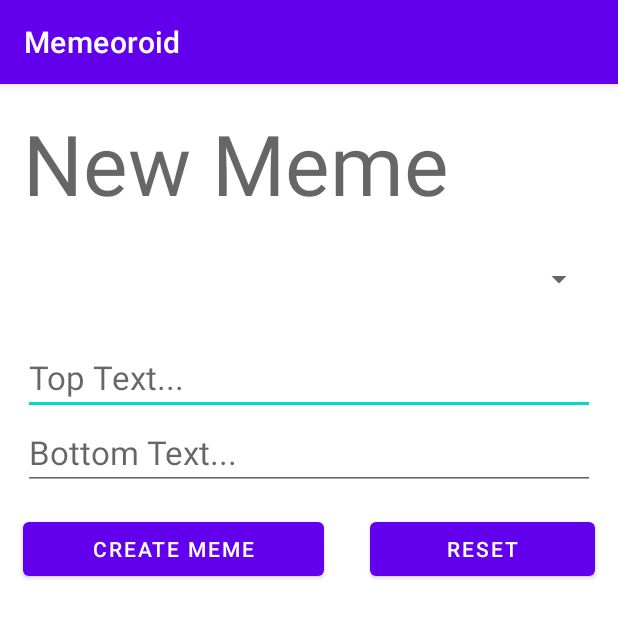
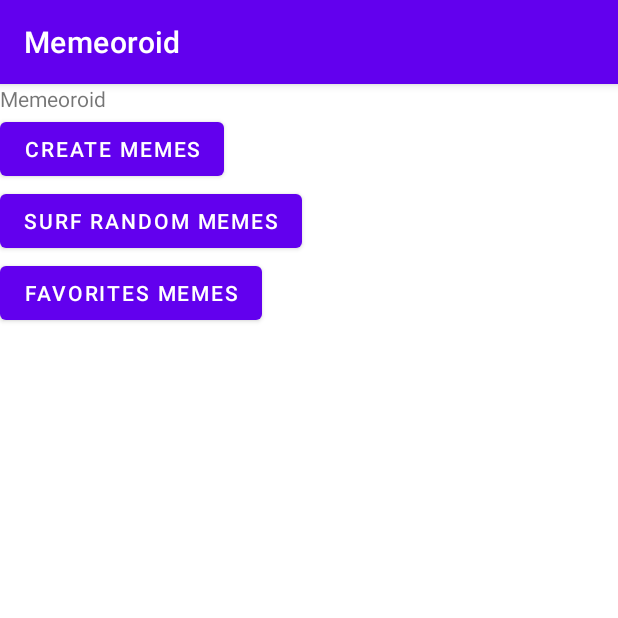
Before and after one commit to sukhpreetsinghsidhu/Memeoroid, an Android app: the screen it shows after launch (NewActivity before the commit, MainActivity after it), on a phone screen of 412 x 824 dp. Shown: the top 618 px of the screen. Run offline under Robolectric (Android 15) with nearby library versions, the phone set to English and light mode, and no system bars.

Commit message:
Surfing random memes options added

```diff
--- a/app/build.gradle
+++ b/app/build.gradle
@@ -74,4 +74,7 @@ dependencies {
     // GJSON
     implementation 'com.google.code.gson:gson:2.9.0'
     implementation 'com.squareup.retrofit2:converter-gson:2.9.0'
+
+    //Volley
+    implementation("com.android.volley:volley:1.2.1")
 }
--- a/app/src/main/AndroidManifest.xml
+++ b/app/src/main/AndroidManifest.xml
@@ -12,6 +12,9 @@
         android:roundIcon="@mipmap/ic_launcher_round"
         android:supportsRtl="true"
         android:theme="@style/Theme.Memeoroid">
+        <activity
+            android:name=".SurfMemesActivity"
+            android:exported="false" />
         <activity
             android:name=".NewActivity"
             android:exported="false" />
--- a/app/src/main/java/com/example/memeoroid/MainActivity.kt
+++ b/app/src/main/java/com/example/memeoroid/MainActivity.kt
@@ -3,14 +3,27 @@ package com.example.memeoroid
 import android.content.Intent
 import androidx.appcompat.app.AppCompatActivity
 import android.os.Bundle
+import kotlinx.android.synthetic.main.activity_main.*
 
 class MainActivity : AppCompatActivity() {
     override fun onCreate(savedInstanceState: Bundle?) {
         super.onCreate(savedInstanceState)
         setContentView(R.layout.activity_main)
 
-        // for testing purposes, go right to the New Activity from Main
-        var intent = Intent(this, NewActivity::class.java)
-        startActivity(intent)
+
+        createMeme.setOnClickListener(){
+            var intent = Intent(this, NewActivity::class.java)
+            startActivity(intent)
+        }
+
+        favorites.setOnClickListener(){
+            var intent = Intent(this, FavoritesActivity::class.java)
+            startActivity(intent)
+        }
+
+        surfMeme.setOnClickListener(){
+            var intent = Intent(this, SurfMemesActivity::class.java)
+            startActivity(intent)
+        }
     }
 }
--- a/app/src/main/res/layout/activity_main.xml
+++ b/app/src/main/res/layout/activity_main.xml
@@ -1,18 +1,34 @@
 <?xml version="1.0" encoding="utf-8"?>
-<androidx.constraintlayout.widget.ConstraintLayout xmlns:android="http://schemas.android.com/apk/res/android"
+<LinearLayout xmlns:android="http://schemas.android.com/apk/res/android"
     xmlns:app="http://schemas.android.com/apk/res-auto"
     xmlns:tools="http://schemas.android.com/tools"
     android:layout_width="match_parent"
     android:layout_height="match_parent"
-    tools:context=".MainActivity">
+    tools:context=".MainActivity"
+    android:orientation="vertical">
 
     <TextView
         android:layout_width="wrap_content"
         android:layout_height="wrap_content"
-        android:text="Hello World!"
+        android:text="Memeoroid"
         app:layout_constraintBottom_toBottomOf="parent"
         app:layout_constraintLeft_toLeftOf="parent"
         app:layout_constraintRight_toRightOf="parent"
         app:layout_constraintTop_toTopOf="parent" />
+    <Button
+        android:layout_width="wrap_content"
+        android:layout_height="wrap_content"
+        android:id="@+id/createMeme"
+        android:text="Create Memes"/>
+    <Button
+        android:layout_width="wrap_content"
+        android:layout_height="wrap_content"
+        android:id="@+id/surfMeme"
+        android:text="Surf Random Memes"/>
+    <Button
+        android:layout_width="wrap_content"
+        android:layout_height="wrap_content"
+        android:id="@+id/favorites"
+        android:text="Favorites memes"/>
 
-</androidx.constraintlayout.widget.ConstraintLayout>
+</LinearLayout>
--- a/build.gradle
+++ b/build.gradle
@@ -2,7 +2,7 @@
 plugins {
     id 'com.android.application' version '7.1.3' apply false
     id 'com.android.library' version '7.1.3' apply false
-    id 'org.jetbrains.kotlin.android' version '1.5.30' apply false
+    id 'org.jetbrains.kotlin.android' version '1.6.21' apply false
 }
 
 task clean(type: Delete) {
```
Also changed, not shown: app/src/main/java/com/example/memeoroid/SurfMemesActivity.kt (added, +64 -0 lines), app/src/main/res/layout/activity_surfmemes.xml (added, +34 -0 lines).
